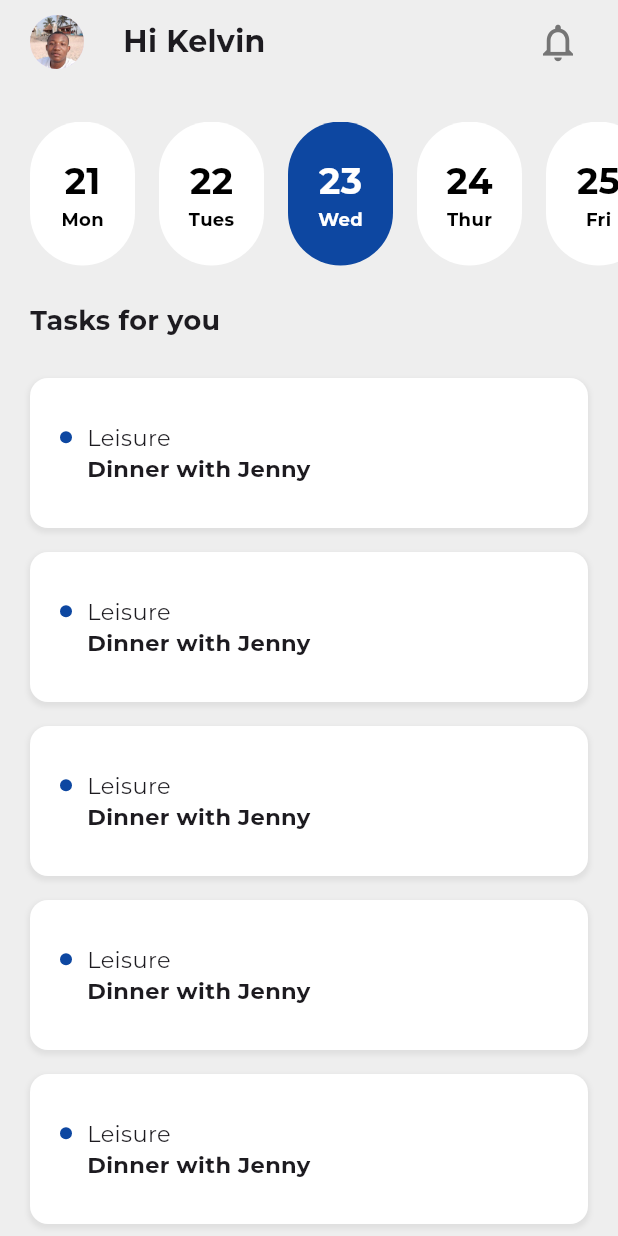
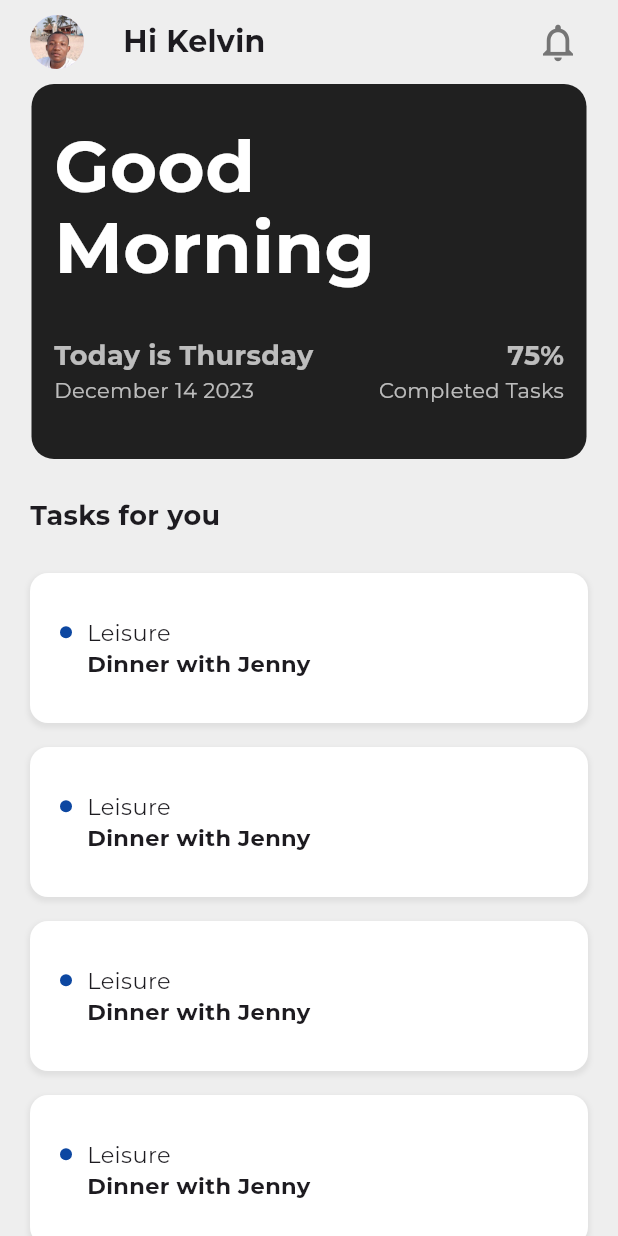
Before and after one commit to KelvinJC/productivo, a Flutter app: the screen it shows once a user with an empty profile is signed in, on a phone screen of 412 x 824 dp. Run offline on Flutter 3.47's test engine with Material 3 defaults, Android fonts, the phone set to English and light mode, and no system bars; our stand-ins replace firebase_auth, firebase_core, flutter_svg, google_fonts, table_calendar; accounts and stored records are empty.

Commit message:
Change homepage UI

```diff
--- /dev/null
+++ b/lib/components/greeting_card.dart
@@ -0,0 +1,112 @@
+import 'package:flutter/material.dart';
+import 'package:google_fonts/google_fonts.dart';
+
+import 'package:intl/intl.dart';
+
+
+
+class GreetUserCard extends StatelessWidget {
+
+  const GreetUserCard({super.key});
+
+  String appropriateGreeting (currentTime) {
+    String formattedTime = DateFormat.Hms().format(currentTime);
+    String hourOfDay = formattedTime.split(':')[0];
+
+    switch (int.parse(hourOfDay)) {
+      case < 12:
+        return 'Morning';
+      case < 16 && >= 12:
+        return 'Afternoon';
+      default:
+        return 'Evening';
+    }
+  }
+
+  @override
+  Widget build(BuildContext context) {
+    DateTime _currentTime = DateTime.now();
+    String formattedTime = DateFormat.Hm().format(_currentTime);
+    String formattedDate = DateFormat('EEEE, MMMM d y').format(_currentTime);
+    List splitFormattedDate = formattedDate.split(', ');
+    String currentDay = splitFormattedDate[0];
+    String currentDate = splitFormattedDate[1];
+
+    return Container(
+      width: 370,
+      height: 250,
+      padding: EdgeInsets.all(15.0),
+      decoration: BoxDecoration(
+        color: Colors.black87,
+        borderRadius: BorderRadius.circular(15),
+      ),
+      child: Column(
+        mainAxisAlignment: MainAxisAlignment.center,
+        crossAxisAlignment: CrossAxisAlignment.start,
+        children: [
+          Text(
+            'Good',
+            style: GoogleFonts.montserrat(
+                fontWeight: FontWeight.bold,
+                fontSize: 48,
+                color: Colors.white,
+                height: 0.8,
+            ),
+          ),
+          SizedBox(height: 0.1,),
+          Text(
+            appropriateGreeting(_currentTime),
+            style: GoogleFonts.montserrat(
+                fontWeight: FontWeight.bold,
+                fontSize: 48,
+                color: Colors.white
+            ),
+          ),
+          SizedBox(height: 25,),
+          Row(
+            mainAxisAlignment: MainAxisAlignment.spaceBetween,
+            children: [
+              Text(
+                'Today is $currentDay',
+                style: GoogleFonts.montserrat(
+                    fontWeight: FontWeight.bold,
+                    fontSize: 18,
+                    color: Colors.white70
+                ),
+              ),
+              Text(
+                '75%',
+                style: GoogleFonts.montserrat(
+                    fontWeight: FontWeight.bold,
+                    fontSize: 18,
+                    color: Colors.white70
+                ),
+              )
+            ],
+          ),
+          Row(
+            mainAxisAlignment: MainAxisAlignment.spaceBetween,
+            children: [
+              Text(
+                currentDate,
+                style: GoogleFonts.montserrat(
+                  // fontWeight: FontWeight.bold,
+                    fontSize: 14,
+                    color: Colors.white70
+                ),
+              ),
+              Text(
+                'Completed Tasks',
+                style: GoogleFonts.montserrat(
+                  // fontWeight: FontWeight.bold,
+                    fontSize: 14,
+                    color: Colors.white70
+                ),
+              )
+            ],
+          ),
+        ],
+      )
+    );
+  }
+}
--- a/lib/homepage.dart
+++ b/lib/homepage.dart
@@ -2,6 +2,8 @@
 import 'package:google_fonts/google_fonts.dart';
 import 'package:flutter/material.dart';
 import 'package:provider/provider.dart';
+import 'package:todo/components/calendar_display.dart';
+import 'package:todo/components/greeting_card.dart';
 import 'package:todo/components/todo_list_row.dart';
 import 'package:todo/components/calendar_row.dart';
 
@@ -37,6 +39,7 @@ class HomePage extends StatelessWidget {
       backgroundColor: Colors.grey[200],
       appBar: AppBar(
         backgroundColor: Colors.grey[200],
+        surfaceTintColor: Colors.transparent,
         leading: Padding(
           padding: EdgeInsets.only(left: 20.0),
           child: GestureDetector(
@@ -78,7 +81,7 @@ class HomePage extends StatelessWidget {
       ),
       body: Column(
         children: [
-          SizedBox(height: 25,),
+          // SizedBox(height: 25,),
           // Padding(
           //   padding: const EdgeInsets.all(20.0),
           //   child: TextFormField(
@@ -110,20 +113,22 @@ class HomePage extends StatelessWidget {
           //     ),
           //   ),
           // ),
-          SizedBox(
-            height: 120,
-            child: ListView.builder(
-                padding: EdgeInsets.fromLTRB(12.0, 0.0, 25.0, 24.0),
-                scrollDirection: Axis.horizontal,
-                itemCount: cal.length,
-                itemBuilder: (context, index) {
-                  return Padding(
-                    padding: const EdgeInsets.symmetric(horizontal: 8.0),
-                    child: CalendarRow(calendar: cal[index]),
-                  );
-                }
-            ),
-          ),
+          GreetUserCard(),
+          SizedBox(height: 25,),
+          // SizedBox(
+          //   height: 120,
+          //   child: ListView.builder(
+          //       padding: EdgeInsets.fromLTRB(12.0, 0.0, 25.0, 24.0),
+          //       scrollDirection: Axis.horizontal,
+          //       itemCount: cal.length,
+          //       itemBuilder: (context, index) {
+          //         return Padding(
+          //           padding: const EdgeInsets.symmetric(horizontal: 8.0),
+          //           child: CalendarRow(calendar: cal[index]),
+          //         );
+          //       }
+          //   ),
+          // ),
           Padding(
             padding: const EdgeInsets.symmetric(horizontal: 20.0),
             child: Row(
--- a/lib/main.dart
+++ b/lib/main.dart
@@ -1,5 +1,6 @@
 import 'package:flutter/material.dart';
 import 'package:firebase_core/firebase_core.dart';
+import 'package:flutter/services.dart';
 import 'package:provider/provider.dart';
 import 'package:todo/auth/view_models/auth_view_model.dart';
 import 'package:todo/auth/views/switch_screen.dart';
@@ -14,7 +15,9 @@ void main() async {
   await Firebase.initializeApp(
     options: DefaultFirebaseOptions.currentPlatform,
   );
-
+  await SystemChrome.setPreferredOrientations([
+    DeviceOrientation.portraitUp,
+  ]);
   runApp(const MyApp());
 }
 
--- a/pubspec.yaml
+++ b/pubspec.yaml
@@ -40,6 +40,7 @@ dependencies:
   intl:
   google_fonts:
   flutter_svg:
+  table_calendar:
 
 
 dev_dependencies:
```
Also changed, not shown: lib/components/calendar_display.dart (+105 -0 lines), pubspec.lock.
